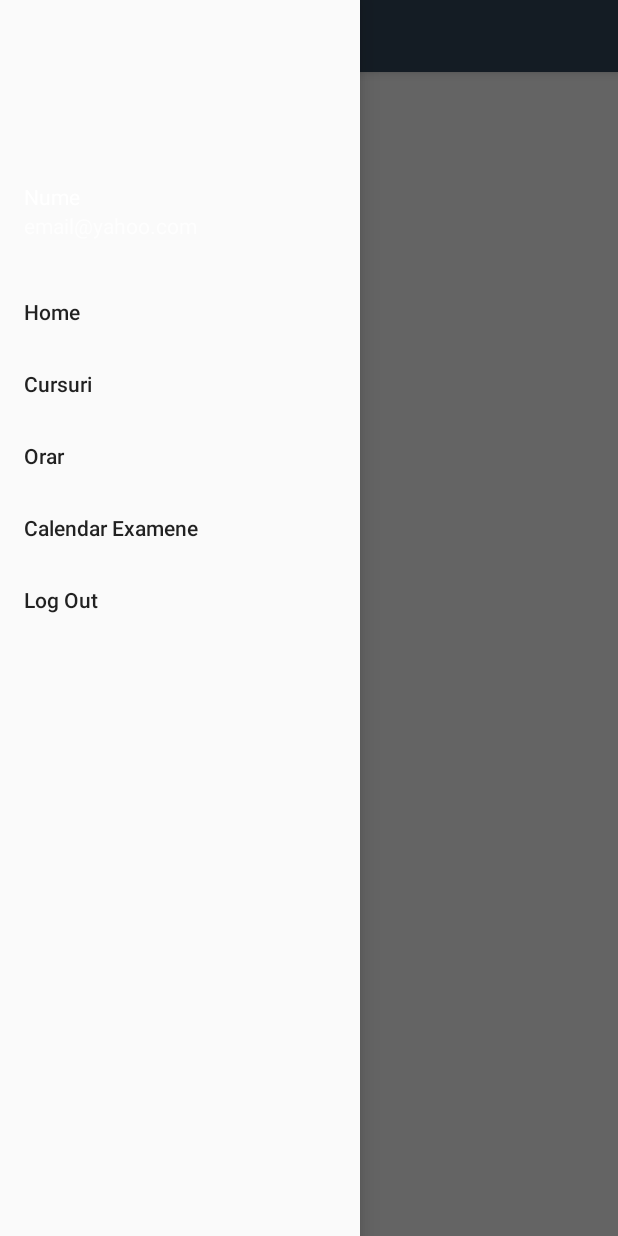
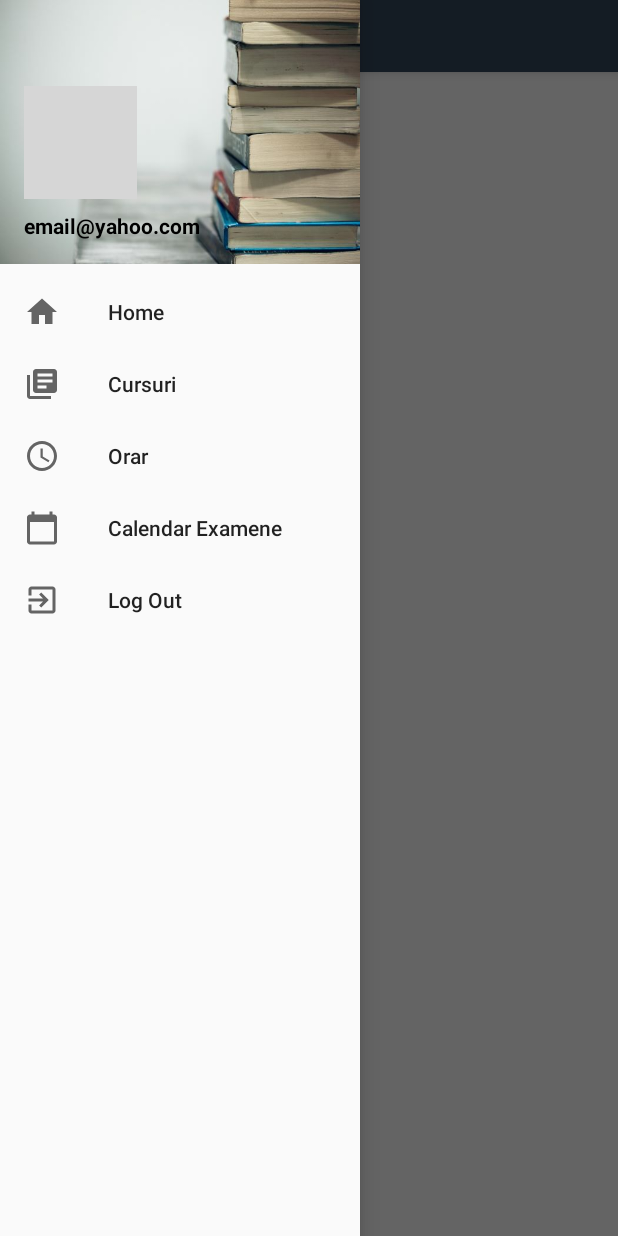
Before and after one commit to AxinteVlad/CursuriFSA, an Android app: the ProfesorActivity screen opened directly, with no data from a screen before it, with the side drawer open, on a phone screen of 412 x 824 dp. Run offline under Robolectric (Android 15) with nearby library versions, the phone set to English and light mode, and no system bars; grey boxes are pictures that could not be loaded.

```diff
--- a/AndroidProjects/CursuriFSA/app/build.gradle
+++ b/AndroidProjects/CursuriFSA/app/build.gradle
@@ -33,5 +33,7 @@ dependencies {
     implementation 'com.google.firebase:firebase-firestore:18.0.1'
     implementation 'com.android.support:recyclerview-v7:28.0.0'
 
+    //implementation 'com.google.android.material:material:1.0.0'
+
 }
 apply plugin: 'com.google.gms.google-services'
--- a/AndroidProjects/CursuriFSA/app/src/main/AndroidManifest.xml
+++ b/AndroidProjects/CursuriFSA/app/src/main/AndroidManifest.xml
@@ -9,17 +9,18 @@
         android:roundIcon="@mipmap/ic_launcher_round"
         android:supportsRtl="true"
         android:theme="@style/AppTheme.NoActionBar">
-        <activity android:name=".activities.NavDrawerActivity"></activity>
         <activity android:name=".activities.ProfesorActivity" />
         <activity android:name=".activities.SignUpActivity" />
         <activity android:name=".activities.LoginActivity">
-            <intent-filter>
-                <action android:name="android.intent.action.MAIN" />
 
-                <category android:name="android.intent.category.LAUNCHER" />
-            </intent-filter>
         </activity>
-        <activity android:name=".MainActivity" />
+        <activity android:name=".MainActivity">
+        <intent-filter>
+            <action android:name="android.intent.action.MAIN" />
+
+            <category android:name="android.intent.category.LAUNCHER" />
+        </intent-filter>
+        </activity>
     </application>
 
 </manifest>
--- /dev/null
+++ b/AndroidProjects/CursuriFSA/app/src/main/res/drawable/ic_calendar.xml
@@ -0,0 +1,9 @@
+<vector xmlns:android="http://schemas.android.com/apk/res/android"
+    android:width="24dp"
+    android:height="24dp"
+    android:viewportWidth="24"
+    android:viewportHeight="24">
+  <path
+      android:fillColor="#FF000000"
+      android:pathData="M20,3h-1L19,1h-2v2L7,3L7,1L5,1v2L4,3c-1.1,0 -2,0.9 -2,2v16c0,1.1 0.9,2 2,2h16c1.1,0 2,-0.9 2,-2L22,5c0,-1.1 -0.9,-2 -2,-2zM20,21L4,21L4,8h16v13z"/>
+</vector>
--- /dev/null
+++ b/AndroidProjects/CursuriFSA/app/src/main/res/drawable/ic_cursuri.xml
@@ -0,0 +1,9 @@
+<vector xmlns:android="http://schemas.android.com/apk/res/android"
+    android:width="24dp"
+    android:height="24dp"
+    android:viewportWidth="24"
+    android:viewportHeight="24">
+  <path
+      android:fillColor="#FF000000"
+      android:pathData="M4,6L2,6v14c0,1.1 0.9,2 2,2h14v-2L4,20L4,6zM20,2L8,2c-1.1,0 -2,0.9 -2,2v12c0,1.1 0.9,2 2,2h12c1.1,0 2,-0.9 2,-2L22,4c0,-1.1 -0.9,-2 -2,-2zM19,11L9,11L9,9h10v2zM15,15L9,15v-2h6v2zM19,7L9,7L9,5h10v2z"/>
+</vector>
--- /dev/null
+++ b/AndroidProjects/CursuriFSA/app/src/main/res/drawable/ic_home.xml
@@ -0,0 +1,9 @@
+<vector xmlns:android="http://schemas.android.com/apk/res/android"
+    android:width="24dp"
+    android:height="24dp"
+    android:viewportWidth="24"
+    android:viewportHeight="24">
+  <path
+      android:fillColor="#FF000000"
+      android:pathData="M10,20v-6h4v6h5v-8h3L12,3 2,12h3v8z"/>
+</vector>
--- /dev/null
+++ b/AndroidProjects/CursuriFSA/app/src/main/res/drawable/ic_logout.xml
@@ -0,0 +1,9 @@
+<vector xmlns:android="http://schemas.android.com/apk/res/android"
+    android:width="24dp"
+    android:height="24dp"
+    android:viewportWidth="24"
+    android:viewportHeight="24">
+  <path
+      android:fillColor="#FF000000"
+      android:pathData="M10.09,15.59L11.5,17l5,-5 -5,-5 -1.41,1.41L12.67,11H3v2h9.67l-2.58,2.59zM19,3H5c-1.11,0 -2,0.9 -2,2v4h2V5h14v14H5v-4H3v4c0,1.1 0.89,2 2,2h14c1.1,0 2,-0.9 2,-2V5c0,-1.1 -0.9,-2 -2,-2z"/>
+</vector>
--- /dev/null
+++ b/AndroidProjects/CursuriFSA/app/src/main/res/drawable/ic_orar.xml
@@ -0,0 +1,12 @@
+<vector xmlns:android="http://schemas.android.com/apk/res/android"
+    android:width="24dp"
+    android:height="24dp"
+    android:viewportWidth="24"
+    android:viewportHeight="24">
+  <path
+      android:fillColor="#FF000000"
+      android:pathData="M11.99,2C6.47,2 2,6.48 2,12s4.47,10 9.99,10C17.52,22 22,17.52 22,12S17.52,2 11.99,2zM12,20c-4.42,0 -8,-3.58 -8,-8s3.58,-8 8,-8 8,3.58 8,8 -3.58,8 -8,8z"/>
+  <path
+      android:fillColor="#FF000000"
+      android:pathData="M12.5,7H11v6l5.25,3.15 0.75,-1.23 -4.5,-2.67z"/>
+</vector>
--- a/AndroidProjects/CursuriFSA/app/src/main/res/layout/nav_header.xml
+++ b/AndroidProjects/CursuriFSA/app/src/main/res/layout/nav_header.xml
@@ -9,27 +9,25 @@
     android:paddingLeft="@dimen/activity_vertical_margin"
     android:paddingRight="@dimen/activity_vertical_margin"
     android:paddingTop="@dimen/activity_vertical_margin"
-    android:theme="@style/ThemeOverlay.AppCompat.Dark">
+    android:theme="@style/ThemeOverlay.AppCompat.Dark"
+    android:background="@drawable/nav_header">
 
     <ImageView
         android:id="@+id/nav_header_photo"
-        android:layout_width="wrap_content"
-        android:layout_height="wrap_content"
+        android:layout_width="75dp"
+        android:layout_height="75dp"
         android:contentDescription="Navigation header"
-        android:paddingTop="@dimen/nav_header_vertical_spacing" />
+        android:layout_marginTop="@dimen/nav_header_vertical_spacing"
+        android:src="@drawable/avatar" />
 
-    <TextView
-        android:id="@+id/nav_header_name"
-        android:layout_width="match_parent"
-        android:layout_height="wrap_content"
-        android:paddingTop="@dimen/nav_header_vertical_spacing"
-        android:text="Nume"
-        android:textAppearance="@style/TextAppearance.AppCompat.Body1" />
 
     <TextView
         android:id="@+id/nav_header_email"
         android:layout_width="wrap_content"
         android:layout_height="wrap_content"
-        android:text="email@yahoo.com" />
+        android:text="email@yahoo.com"
+        android:textStyle="bold"
+        android:textColor="@color/black"
+        android:layout_marginTop="8dp"/>
 
 </LinearLayout>
--- a/AndroidProjects/CursuriFSA/app/src/main/res/menu/navigation_menu.xml
+++ b/AndroidProjects/CursuriFSA/app/src/main/res/menu/navigation_menu.xml
@@ -2,23 +2,28 @@
 <menu xmlns:android="http://schemas.android.com/apk/res/android">
 
     <item android:id="@+id/nav_home"
-        android:title="@string/Home">
+        android:title="@string/Home"
+        android:icon="@drawable/ic_home">
     </item>
 
     <item android:id="@+id/nav_cursuri"
-        android:title="@string/Cursuri">
+        android:title="@string/Cursuri"
+        android:icon="@drawable/ic_cursuri">
     </item>
 
     <item android:id="@+id/nav_orar"
-        android:title="@string/Orar">
+        android:title="@string/Orar"
+        android:icon="@drawable/ic_orar">
     </item>
 
     <item android:id="@+id/nav_calendar_examene"
-        android:title="@string/Calendar_Examene">
+        android:title="@string/Calendar_Examene"
+        android:icon="@drawable/ic_calendar">
     </item>
 
     <item android:id="@+id/nav_logout"
-        android:title="@string/logout">
+        android:title="@string/logout"
+        android:icon="@drawable/ic_logout">
     </item>
 
 
--- a/AndroidProjects/CursuriFSA/app/src/main/res/values/dimen.xml
+++ b/AndroidProjects/CursuriFSA/app/src/main/res/values/dimen.xml
@@ -2,6 +2,6 @@
 <resources>
     <dimen name="nav_header_height">176dp</dimen>
     <dimen name="activity_vertical_margin">16dp</dimen>
-    <dimen name="nav_header_vertical_spacing">8dp</dimen>
+    <dimen name="nav_header_vertical_spacing">5dp</dimen>
 
 </resources>
--- a/AndroidProjects/CursuriFSA/build.gradle
+++ b/AndroidProjects/CursuriFSA/build.gradle
@@ -8,9 +8,10 @@ buildscript {
     }
     dependencies {
         classpath 'com.android.tools.build:gradle:3.3.1'
-        classpath 'com.google.gms:google-services:4.0.1'
+        classpath 'com.google.gms:google-services:4.2.0'
         // NOTE: Do not place your application dependencies here; they belong
         // in the individual module build.gradle files
+
     }
 }
 
```
Also changed, not shown: AndroidProjects/CursuriFSA/app/src/main/res/drawable/backward_arrow.png (deleted).
